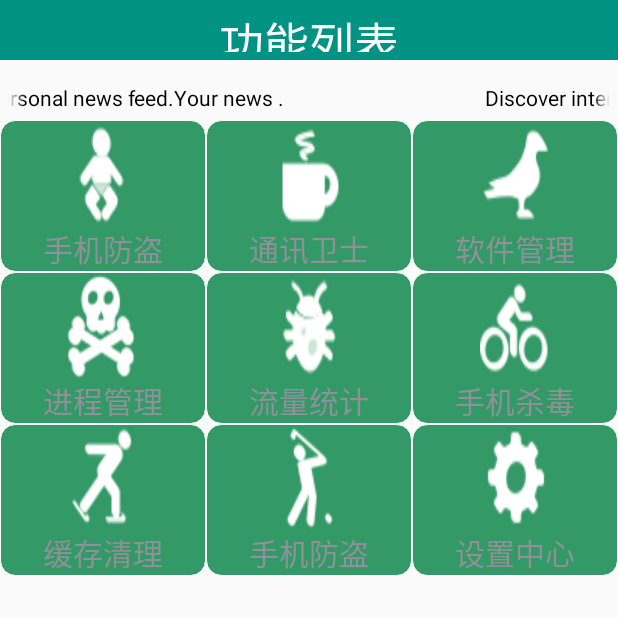
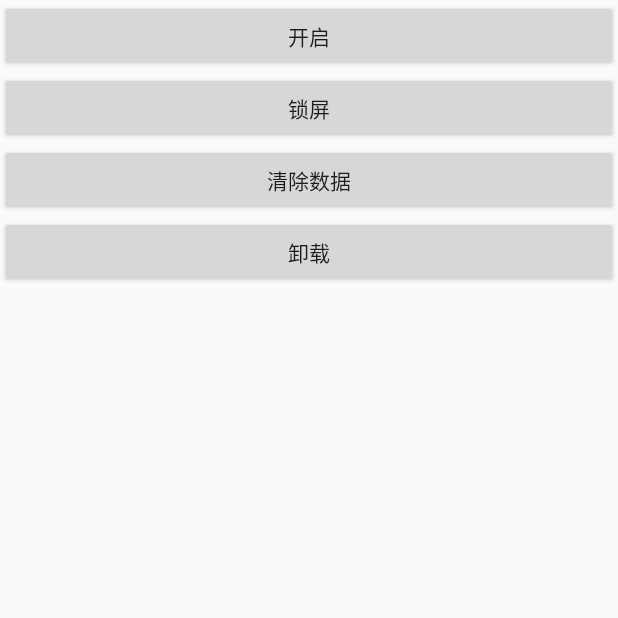
Before and after one commit to JulseJiang/KMSafe, an Android app: the screen it shows after launch (HomeActivity before the commit, DeviceAdminActivity after it), after a tap on "软件管理", on a phone screen of 412 x 824 dp, the top half of it. Run offline under Robolectric (Android 15) with nearby library versions, the phone set to English and light mode, and no system bars; 2 other taps on this screen came first.

Commit message:
完成了部分超级管理员界面和逻辑

```diff
--- /dev/null
+++ b/app/src/main/java/activity/DeviceAdminActivity.java
@@ -0,0 +1,46 @@
+package activity;
+
+import android.app.Activity;
+import android.app.admin.DevicePolicyManager;
+import android.content.ComponentName;
+import android.content.Intent;
+import android.os.Bundle;
+import android.view.View;
+import android.widget.Button;
+
+import com.julse.jules.kmsafe.R;
+
+import receiver.DeviceAdmin;
+
+/**
+ * Created by jules on 2017/7/1.
+ */
+
+public class DeviceAdminActivity extends Activity{
+    private  Button bt_start,bt_lock,bt_wipedata,bt_uninstall;
+    private ComponentName mDeviceAdminSample;
+    @Override
+    protected void onCreate(Bundle savedInstanceState) {
+        super.onCreate(savedInstanceState);
+        setContentView(R.layout.activity_device_admin);
+        initUI();
+    }
+
+    private void initUI() {
+        bt_start = findViewById(R.id.bt_start);
+        bt_lock=findViewById(R.id.bt_lock);
+        bt_wipedata=findViewById(R.id.bt_wipedata);
+        bt_uninstall=findViewById(R.id.bt_uninstall);
+        mDeviceAdminSample = new ComponentName(this, DeviceAdmin.class);
+        bt_start.setOnClickListener(new View.OnClickListener() {
+            @Override
+            public void onClick(View view) {
+                Intent intent = new Intent(DevicePolicyManager.ACTION_ADD_DEVICE_ADMIN);
+                intent.putExtra(DevicePolicyManager.EXTRA_DEVICE_ADMIN,mDeviceAdminSample);
+                intent.putExtra(DevicePolicyManager.EXTRA_ADD_EXPLANATION,"设备管理器");
+                startActivity(intent);
+            }
+        });
+
+    }
+}
--- a/app/src/main/java/activity/HomeActivity.java
+++ b/app/src/main/java/activity/HomeActivity.java
@@ -94,9 +94,14 @@ public class HomeActivity extends Activity{
                         showDialog();
                         break;
                     case 1:
-                        Log.i(TAG,"播放音乐");
+                        Log.i(TAG,"定位");
                         Intent intent1 = new Intent(getApplicationContext(),TestActivity.class);
                         startActivity(intent1);
+                        break;
+                    case 2:
+                        Log.i(TAG,"激活设备管理器");
+                        Intent intent2 = new Intent(getApplicationContext(),DeviceAdminActivity.class);
+                        startActivity(intent2);
                         break;
                     case 8://getApplicationContext当前上下文环境所对应的类
                         Intent intent = new Intent(getApplicationContext(), SettingActivity.class);
--- a/app/src/main/java/receiver/DeviceAdmin.java
+++ b/app/src/main/java/receiver/DeviceAdmin.java
@@ -8,4 +8,5 @@ import android.app.admin.DeviceAdminReceiver;
  */
 
 public class DeviceAdmin extends DeviceAdminReceiver {
+
 }
--- /dev/null
+++ b/app/src/main/res/layout/activity_device_admin.xml
@@ -0,0 +1,25 @@
+<?xml version="1.0" encoding="utf-8"?>
+<LinearLayout xmlns:android="http://schemas.android.com/apk/res/android"
+    android:orientation="vertical" android:layout_width="match_parent"
+    android:layout_height="match_parent">
+    <Button
+        android:id="@+id/bt_start"
+        android:text="开启"
+        android:layout_width="match_parent"
+        android:layout_height="wrap_content" />
+    <Button
+        android:id="@+id/bt_lock"
+        android:text="锁屏"
+        android:layout_width="match_parent"
+        android:layout_height="wrap_content" />
+    <Button
+        android:id="@+id/bt_wipedata"
+        android:text="清除数据"
+        android:layout_width="match_parent"
+        android:layout_height="wrap_content" />
+    <Button
+        android:id="@+id/bt_uninstall"
+        android:text="卸载"
+        android:layout_width="match_parent"
+        android:layout_height="wrap_content" />
+</LinearLayout>
--- a/app/src/main/res/values/strings.xml
+++ b/app/src/main/res/values/strings.xml
@@ -1,3 +1,5 @@
 <resources>
     <string name="app_name">KMSafe</string>
+    <string name="sample_device_admin">超级管理员</string>
+    <string name="sample_device_admin_description">一键激活，一键锁屏，一键销毁，一键卸载</string>
 </resources>
```
Also changed, not shown: app/src/main/AndroidManifest.xml (+11 -0 lines), app/src/main/res/xml/device_admin_sample.xml (added, +12 -0 lines).
